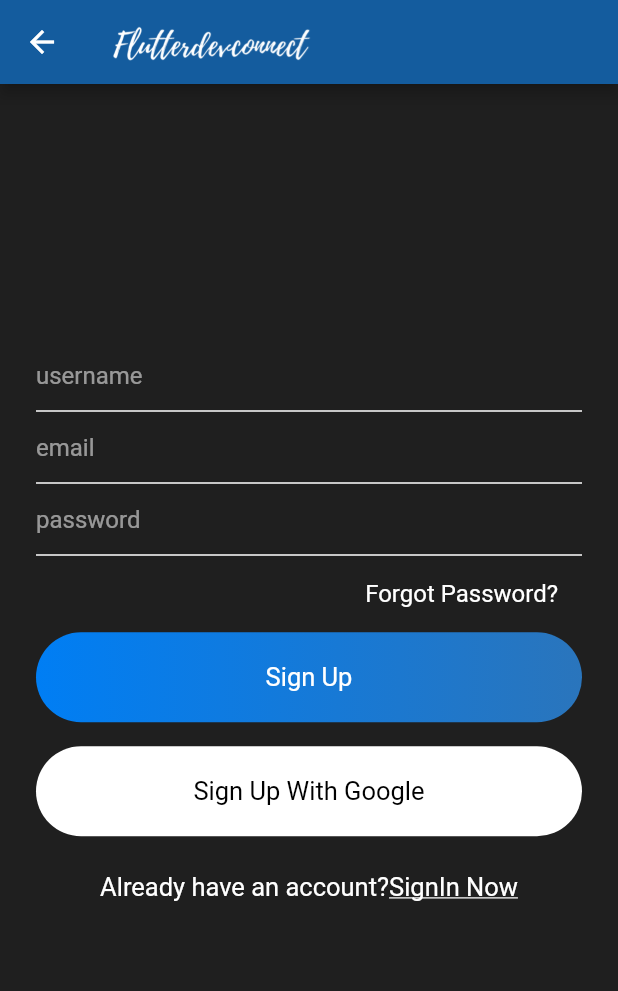
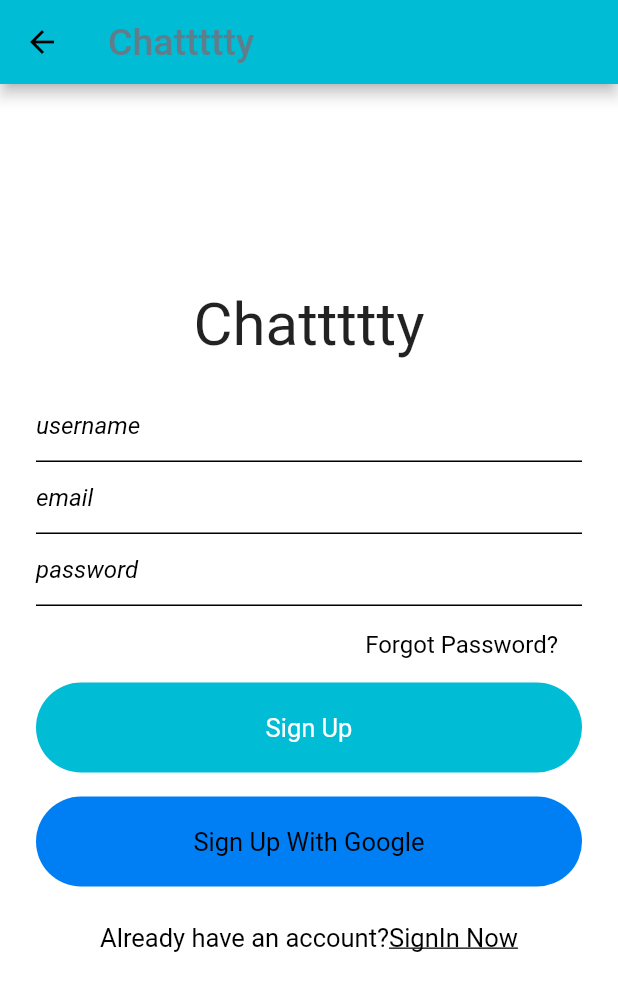
Before and after one commit to sakshamsri4/flutter_chat_app, a Flutter app: the ChatRoom screen opened directly, after a tap on the "exit to app" icon, after a tap on "Sign In", after a tap on "Register Now", on a phone screen of 412 x 824 dp. Shown: the top 991 px of the screen. Run offline on Flutter 3.47's test engine with Material 2 defaults, Android fonts, the phone set to English and light mode, and no system bars; our stand-ins replace cloud_firestore, firebase_auth, shared_preferences; accounts and stored records are empty.

Commit message:
minor bug fixes

```diff
--- a/lib/Screens/chatRoomScreen.dart
+++ b/lib/Screens/chatRoomScreen.dart
@@ -44,13 +44,13 @@ class _ChatRoomState extends State<ChatRoom> {
       setState(() {
         chatRoomStream = val;
       });
+      setState(() {});
     });
   }
 
   @override
   void initState() {
     getUserInfo();
-
     super.initState();
   }
 
@@ -58,9 +58,15 @@ class _ChatRoomState extends State<ChatRoom> {
   Widget build(BuildContext context) {
     return Scaffold(
       appBar: AppBar(
-        title: Image.asset(
-          "assets/images/logo.png",
-          height: 50.0,
+        title: Container(
+          child: Text(
+            'Chattttty',
+            style: TextStyle(
+              fontSize: 25,
+              color: Colors.blueGrey,
+              fontFamily: "Roboto",
+            ),
+          ),
         ),
         actions: <Widget>[
           GestureDetector(
@@ -98,10 +104,11 @@ class ChatRoomTile extends StatelessWidget {
         Navigator.push(
             context,
             MaterialPageRoute(
-                builder: (context) => ConversationScreen(chatRoomId)));
+                builder: (context) => ConversationScreen(
+                    userName: userName, chatRoomId: chatRoomId)));
       },
       child: Container(
-        color: Colors.black54,
+        //    color: Colors.black54,
         padding: EdgeInsets.symmetric(horizontal: 24, vertical: 16),
         child: Row(
           children: <Widget>[
@@ -110,7 +117,7 @@ class ChatRoomTile extends StatelessWidget {
               width: 40,
               alignment: Alignment.center,
               decoration: BoxDecoration(
-                  color: Colors.blue, borderRadius: BorderRadius.circular(40)),
+                  color: Colors.cyan, borderRadius: BorderRadius.circular(40)),
               child: Text(
                 "${userName.substring(0, 1).toUpperCase()}",
                 style: mediumTextStyle(),
--- a/lib/Screens/search.dart
+++ b/lib/Screens/search.dart
@@ -38,7 +38,8 @@ class _SearchState extends State<Search> {
       Navigator.push(
           context,
           MaterialPageRoute(
-              builder: (context) => ConversationScreen(chatRoomId)));
+              builder: (context) => ConversationScreen(
+                  userName: userName, chatRoomId: chatRoomId)));
     } else {
       print("You can't send message to yourself");
     }
@@ -103,7 +104,7 @@ class _SearchState extends State<Search> {
         child: Column(
           children: <Widget>[
             Container(
-              color: Color(0x54FFFFFF),
+              color: Colors.black54,
               padding: EdgeInsets.symmetric(horizontal: 25, vertical: 16),
               child: Row(
                 children: <Widget>[
--- a/lib/Screens/signUp.dart
+++ b/lib/Screens/signUp.dart
@@ -68,6 +68,15 @@ class _SignUpState extends State<SignUp> {
                   child: Column(
                     mainAxisSize: MainAxisSize.min,
                     children: <Widget>[
+                      Container(
+                        child: Text(
+                          'Chattttty',
+                          style: TextStyle(
+                            fontSize: 40,
+                          ),
+                        ),
+                      ),
+                      SizedBox(height: 20.0),
                       Form(
                         key: formKey,
                         child: Column(
@@ -134,10 +143,11 @@ class _SignUpState extends State<SignUp> {
                           width: MediaQuery.of(context).size.width,
                           padding: EdgeInsets.symmetric(vertical: 20.0),
                           decoration: BoxDecoration(
-                              gradient: LinearGradient(colors: [
-                                const Color(0xff007EF4),
-                                const Color(0xff2A75BC)
-                              ]),
+                              color: Colors.cyan,
+                              //gradient: LinearGradient(colors: [
+                              //const Color(0xff007EF4),
+                              //  const Color(0xff2A75BC)
+                              //  ]),
                               borderRadius: BorderRadius.circular(30)),
                           child: Text(
                             'Sign Up',
@@ -151,7 +161,7 @@ class _SignUpState extends State<SignUp> {
                         width: MediaQuery.of(context).size.width,
                         padding: EdgeInsets.symmetric(vertical: 20.0),
                         decoration: BoxDecoration(
-                            color: Colors.white,
+                            color: Color(0xff007ef4),
                             borderRadius: BorderRadius.circular(30)),
                         child: Text(
                           'Sign Up With Google',
@@ -176,7 +186,7 @@ class _SignUpState extends State<SignUp> {
                                 "SignIn Now",
                                 style: TextStyle(
                                     fontSize: 17,
-                                    color: Colors.white,
+                                    color: Colors.black,
                                     decoration: TextDecoration.underline),
                               ),
                             ),
--- a/lib/Screens/signin.dart
+++ b/lib/Screens/signin.dart
@@ -51,7 +51,7 @@ class _SignInState extends State<SignIn> {
               context, MaterialPageRoute(builder: (context) => ChatRoom()));
         }
         if (value == null) {
-          print("Value is null");
+          print("Email  or password is incorrect");
         }
       });
     }
@@ -70,6 +70,15 @@ class _SignInState extends State<SignIn> {
             child: Column(
               mainAxisSize: MainAxisSize.min,
               children: <Widget>[
+                Container(
+                  child: Text(
+                    'Chattttty',
+                    style: TextStyle(
+                      fontSize: 40,
+                    ),
+                  ),
+                ),
+                SizedBox(height: 20.0),
                 Form(
                   key: formKey,
                   child: Column(
@@ -124,10 +133,11 @@ class _SignInState extends State<SignIn> {
                     width: MediaQuery.of(context).size.width,
                     padding: EdgeInsets.symmetric(vertical: 20.0),
                     decoration: BoxDecoration(
-                        gradient: LinearGradient(colors: [
-                          const Color(0xff007EF4),
-                          const Color(0xff2A75BC)
-                        ]),
+                        color: Colors.cyan,
+                        // gradient: LinearGradient(colors: [
+                        // const Color(0xff007EF4),
+                        //  const Color(0xff2A75BC)
+                        // ]),
                         borderRadius: BorderRadius.circular(30)),
                     child: Text(
                       'Sign In',
@@ -141,7 +151,7 @@ class _SignInState extends State<SignIn> {
                   width: MediaQuery.of(context).size.width,
                   padding: EdgeInsets.symmetric(vertical: 20.0),
                   decoration: BoxDecoration(
-                      color: Colors.white,
+                      color: Color(0xff007ef4),
                       borderRadius: BorderRadius.circular(30)),
                   child: Text(
                     'Sign In With Google',
@@ -166,7 +176,7 @@ class _SignInState extends State<SignIn> {
                           "Register Now",
                           style: TextStyle(
                               fontSize: 17,
-                              color: Colors.white,
+                              color: Colors.black,
                               decoration: TextDecoration.underline),
                         ),
                       ),
--- a/lib/helper/theme.dart
+++ /dev/null
@@ -1,6 +0,0 @@
-import 'package:flutter/material.dart';
-
-class CustomTheme {
-  static Color colorAccent = Color(0xff007EF4);
-  static Color textColor = Color(0xff071930);
-}
--- a/lib/services/database.dart
+++ b/lib/services/database.dart
@@ -49,8 +49,8 @@ class DatabaseMethods {
     });
   }
 
-  getChatRooms(String userName) {
-    return Firestore.instance
+  getChatRooms(String userName) async {
+    return await Firestore.instance
         .collection("ChatRoom")
         .where("users", arrayContains: userName)
         .snapshots();
--- a/lib/widgets/widget.dart
+++ b/lib/widgets/widget.dart
@@ -3,32 +3,42 @@ import 'package:flutter/material.dart';
 
 Widget appBarMain(BuildContext context) {
   return AppBar(
-    title: Image.asset(
+      title: Container(
+    child: Text(
+      'Chattttty',
+      style: TextStyle(
+        fontSize: 25,
+        color: Colors.blueGrey,
+        fontFamily: "Roboto",
+      ),
+    ),
+  )
+      /*Image.asset(
       "assets/images/logo.png",
-      height: 50.0,
-    ),
-  );
+      height: 50.0,*/
+      );
 }
 
 InputDecoration textFieldInputDecoration(String hintText) {
   return InputDecoration(
     hintText: hintText,
     hintStyle: TextStyle(
-      color: Colors.white54,
+      color: Colors.black,
+      fontStyle: FontStyle.italic,
     ),
     focusedBorder: UnderlineInputBorder(
-      borderSide: BorderSide(color: Colors.white),
+      borderSide: BorderSide(color: Colors.black),
     ),
     enabledBorder: UnderlineInputBorder(
-      borderSide: BorderSide(color: Colors.white),
+      borderSide: BorderSide(color: Colors.black),
     ),
   );
 }
 
 TextStyle simpleTextStyle() {
-  return TextStyle(color: Colors.white, fontSize: 16);
+  return TextStyle(color: Colors.black, fontSize: 16);
 }
 
 TextStyle mediumTextStyle() {
-  return TextStyle(color: Colors.white, fontSize: 17);
+  return TextStyle(color: Colors.black, fontSize: 17);
 }
```
Also changed, not shown: lib/Screens/conversationScreen.dart (+71 -12 lines), lib/main.dart (+4 -3 lines).
